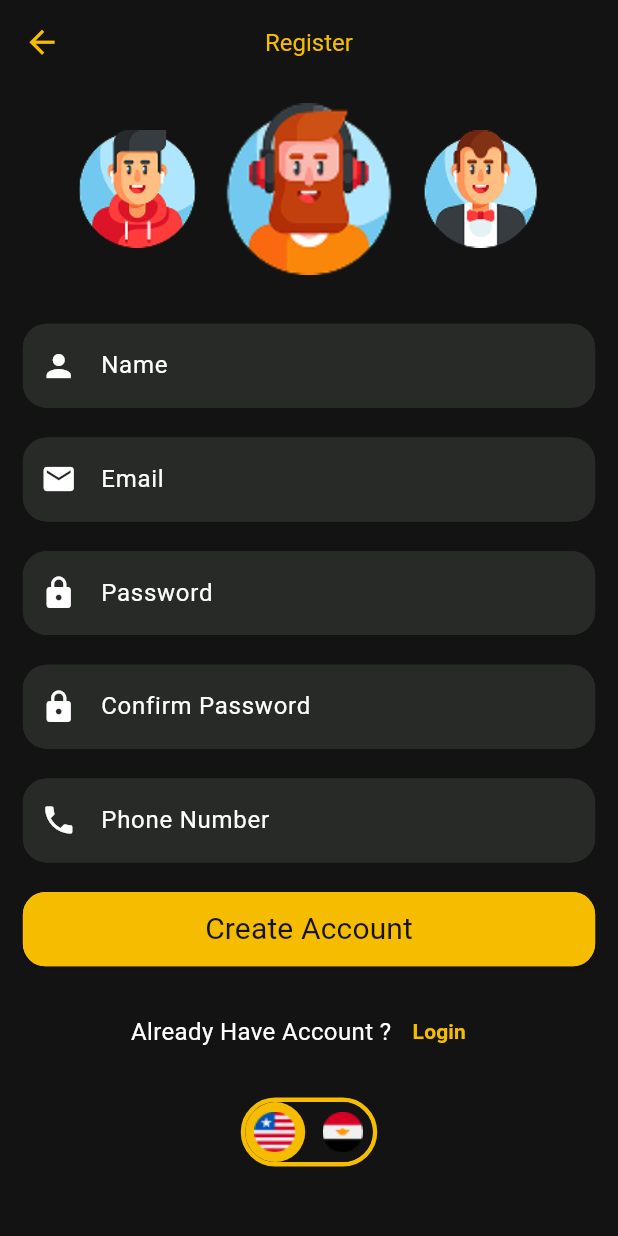
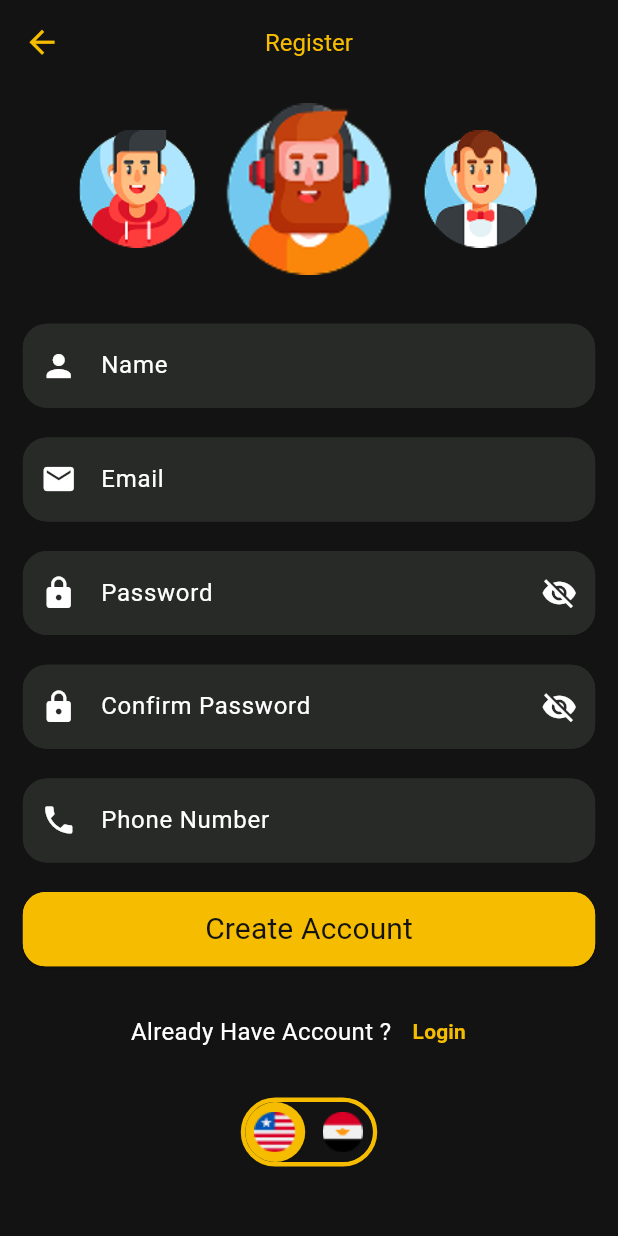
Before and after one commit to hatemsalma746-sudo/Moive_App, a Flutter app: the RegisterScreen screen opened by its route, on a phone screen of 412 x 824 dp. Run offline on Flutter 3.47's test engine with Material 3 defaults, Android fonts, the phone set to English and light mode, and no system bars; drawn by our look-alikes of carousel_slider; our stand-ins replace cloud_firestore, firebase_auth, firebase_core, google_sign_in; accounts and stored records are empty; network calls fail.

Commit message:
edit watch now part and password in login,register

```diff
--- a/lib/main.dart
+++ b/lib/main.dart
@@ -1,8 +1,10 @@
+import 'package:firebase_core/firebase_core.dart';
 import 'package:flutter/material.dart';
 import 'package:moive_app/firebase_options.dart';
 import 'package:moive_app/l10n/app_localizations.dart';
 import 'package:moive_app/provider/app_language_provider.dart';
 import 'package:moive_app/provider/user_provider.dart';
+import 'package:moive_app/tabs/explore/explore_page.dart';
 import 'package:moive_app/tabs/update_profile/update_profile_screen.dart';
 import 'package:moive_app/utils/app_route.dart';
 import 'package:moive_app/utils/app_theme.dart';
@@ -14,7 +16,6 @@ import 'package:moive_app/view/on_boarding_screens/introduction_screen.dart';
 import 'package:moive_app/view/on_boarding_screens/onboarding_screen.dart';
 import 'package:moive_app/view/register_screen.dart';
 import 'package:provider/provider.dart';
-import 'package:firebase_core/firebase_core.dart';
 
 
 void main() async {
@@ -59,6 +60,7 @@ class MyApp extends StatelessWidget {
         AppRoute.forgetPasswordScreen : (context) => ForgetPasswordScreen(),
         AppRoute.updateProfileScreen : (context) => UpdateProfileScreen(),
         AppRoute.moviesDetails : (context) => MoviesDetails(),
+        AppRoute.explorePage: (context) => ExplorePage(),
       },
     );
   }
--- a/lib/utils/app_route.dart
+++ b/lib/utils/app_route.dart
@@ -8,4 +8,5 @@ class AppRoute {
   static String detailsScreen = 'Details View';
   static String updateProfileScreen = 'Update Profile Screen';
   static String moviesDetails = 'Movies Details Screen';
+  static String explorePage = 'Explore Screen';
 }
--- a/lib/view/register_screen.dart
+++ b/lib/view/register_screen.dart
@@ -1,4 +1,5 @@
 import 'package:carousel_slider/carousel_slider.dart';
+import 'package:cloud_firestore/cloud_firestore.dart';
 import 'package:firebase_auth/firebase_auth.dart';
 import 'package:flutter/material.dart';
 import 'package:moive_app/l10n/app_localizations.dart';
@@ -13,7 +14,6 @@ import 'package:moive_app/utils/screen_utils.dart';
 import 'package:moive_app/view/widgets/custom_elevated_button.dart';
 import 'package:moive_app/view/widgets/custom_text_field.dart';
 import 'package:provider/provider.dart';
-import 'package:cloud_firestore/cloud_firestore.dart';
 
 class RegisterScreen extends StatefulWidget {
   RegisterScreen({super.key});
@@ -39,6 +39,7 @@ class RegisterScreen extends StatefulWidget {
   final passwordController = TextEditingController();
   final confirmPasswordController = TextEditingController();
   final phoneController = TextEditingController();
+bool isPasswordVisible = false;
 
   int selectedAvatar = 0;
 
@@ -132,20 +133,36 @@ class _RegisterScreenState extends State<RegisterScreen> {
                     controller: passwordController,
                     borderColor: AppColors.greyColor,
                     preIcon: Icon(Icons.lock,color: AppColors.whiteColor,),
+                    sufIcon: IconButton(onPressed: () {
+                      setState(() {
+                        isPasswordVisible = !isPasswordVisible;
+                      });
+                    }, icon: Icon(isPasswordVisible ? Icons.visibility :
+                    Icons.visibility_off,
+                      color: AppColors.whiteColor,)),
                     filled: true,
                     fillColor: AppColors.greyColor,
                     hintText: AppLocalizations.of(context)!.password,
                     hintStyle: AppStyles.login,
+                    obscureText: !isPasswordVisible,
 
                   ),
                   CustomTextField(
                     controller: confirmPasswordController,
                     borderColor: AppColors.greyColor,
                     preIcon: Icon(Icons.lock,color: AppColors.whiteColor,),
+                    sufIcon: IconButton(onPressed: () {
+                      setState(() {
+                        isPasswordVisible = !isPasswordVisible;
+                      });
+                    }, icon: Icon(isPasswordVisible ? Icons.visibility :
+                    Icons.visibility_off,
+                      color: AppColors.whiteColor,)),
                     filled: true,
                     fillColor: AppColors.greyColor,
                     hintText: AppLocalizations.of(context)!.confirmPassword,
                     hintStyle: AppStyles.login,
+                    obscureText: !isPasswordVisible,
                   ),
                   CustomTextField(
                     controller: phoneController,
--- a/lib/view/widgets/custom_text_field.dart
+++ b/lib/view/widgets/custom_text_field.dart
@@ -74,7 +74,7 @@ class CustomTextField extends StatelessWidget {
         prefixIcon: preIcon,
         suffixIcon: sufIcon,
       ),
-      maxLines: maxLines,
+      maxLines: obscureText ? 1 : maxLines,
       obscureText:obscureText,
     );
   }
```
Also changed, not shown: lib/tabs/explore/explore_page.dart (+8 -3 lines), lib/tabs/home/main_page.dart (+24 -2 lines), lib/tabs/search/search_page.dart (+11 -2 lines), lib/view/home_screen.dart (+21 -13 lines), lib/view/login_screen.dart (+10 -2 lines).
